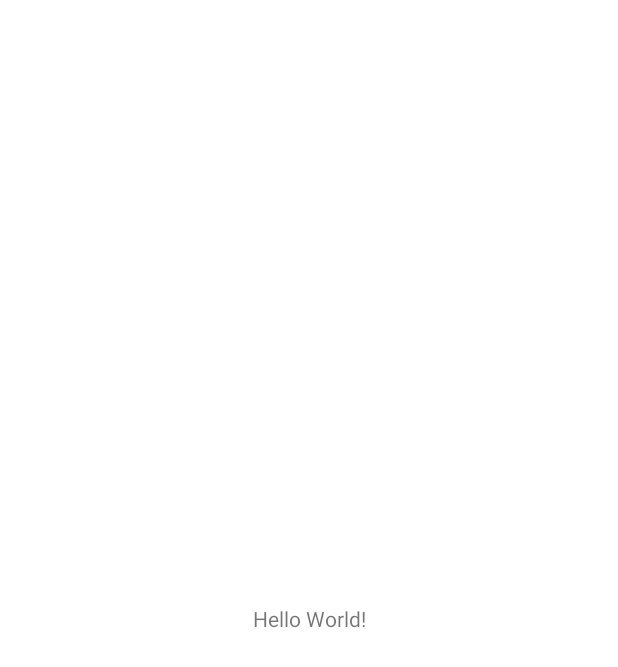
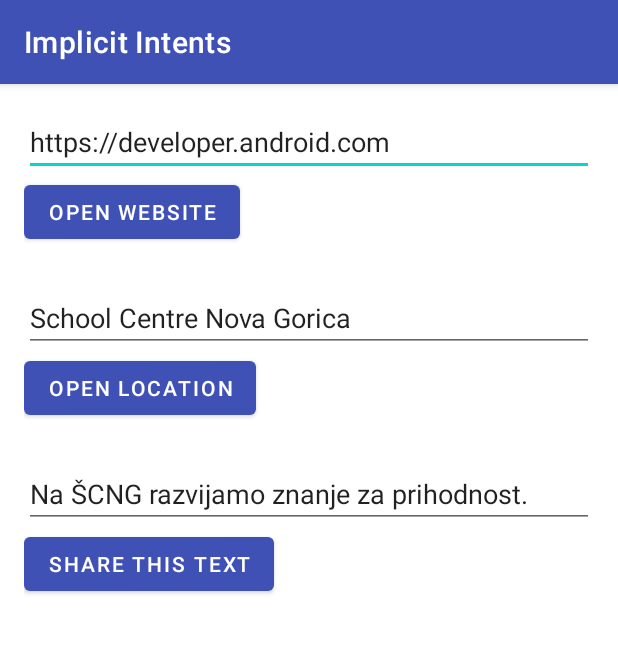
Before and after one commit to paco208/implicitIntents, an Android app: the screen it shows after launch (MainActivity), on a phone screen of 412 x 824 dp. Before the commit the part shown is almost empty. Shown: the top 667 px of the screen. Run offline under Robolectric (Android 15) with nearby library versions, the phone set to English and light mode, and no system bars.

Commit message:
Postavitev z vnosnimi polji, gumbi in praznimi metodami

```diff
--- /dev/null
+++ b/app/src/main/java/com/example/implicitintents/InsetsUtil.java
@@ -0,0 +1,41 @@
+package com.example.implicitintents;
+
+import android.view.View;
+
+import androidx.appcompat.app.AppCompatActivity;
+import androidx.core.graphics.Insets;
+import androidx.core.view.ViewCompat;
+import androidx.core.view.WindowCompat;
+import androidx.core.view.WindowInsetsCompat;
+
+import com.google.android.material.appbar.MaterialToolbar;
+
+/**
+ * Nastavi MaterialToolbar kot naslovno vrstico aktivnosti in doda odmike za
+ * sistemske vrstice (edge-to-edge). Toolbar dobi zgornji odmik za statusno
+ * vrstico, korenski pogled pa levi, desni in spodnji odmik (vključno s
+ * tipkovnico), da vsebina ni pod naslovno ali navigacijsko vrstico.
+ */
+public final class InsetsUtil {
+
+    private InsetsUtil() {
+    }
+
+    public static void setupToolbarAndInsets(AppCompatActivity activity) {
+        View root = activity.findViewById(R.id.main);
+        MaterialToolbar toolbar = activity.findViewById(R.id.toolbar);
+        activity.setSupportActionBar(toolbar);
+
+        // Bele ikone v statusni vrstici na modrem ozadju.
+        WindowCompat.getInsetsController(activity.getWindow(), activity.getWindow().getDecorView())
+                .setAppearanceLightStatusBars(false);
+
+        ViewCompat.setOnApplyWindowInsetsListener(root, (v, insets) -> {
+            Insets bars = insets.getInsets(
+                    WindowInsetsCompat.Type.systemBars() | WindowInsetsCompat.Type.ime());
+            v.setPadding(bars.left, 0, bars.right, bars.bottom);
+            toolbar.setPadding(0, bars.top, 0, 0);
+            return insets;
+        });
+    }
+}
--- a/app/src/main/java/com/example/implicitintents/MainActivity.java
+++ b/app/src/main/java/com/example/implicitintents/MainActivity.java
@@ -1,12 +1,10 @@
 package com.example.implicitintents;
 
 import android.os.Bundle;
+import android.view.View;
 
 import androidx.activity.EdgeToEdge;
 import androidx.appcompat.app.AppCompatActivity;
-import androidx.core.graphics.Insets;
-import androidx.core.view.ViewCompat;
-import androidx.core.view.WindowInsetsCompat;
 
 public class MainActivity extends AppCompatActivity {
 
@@ -15,10 +13,18 @@ public class MainActivity extends AppCompatActivity {
         super.onCreate(savedInstanceState);
         EdgeToEdge.enable(this);
         setContentView(R.layout.activity_main);
-        ViewCompat.setOnApplyWindowInsetsListener(findViewById(R.id.main), (v, insets) -> {
-            Insets systemBars = insets.getInsets(WindowInsetsCompat.Type.systemBars());
-            v.setPadding(systemBars.left, systemBars.top, systemBars.right, systemBars.bottom);
-            return insets;
-        });
+        InsetsUtil.setupToolbarAndInsets(this);
+    }
+
+    /** Gumb Open Website: odpre spletno stran. */
+    public void openWebsite(View view) {
+    }
+
+    /** Gumb Open Location: prikaže lokacijo na zemljevidu. */
+    public void openLocation(View view) {
+    }
+
+    /** Gumb Share This Text: deli besedilo z drugimi aplikacijami. */
+    public void shareText(View view) {
     }
 }
--- a/app/src/main/res/layout/activity_main.xml
+++ b/app/src/main/res/layout/activity_main.xml
@@ -1,19 +1,78 @@
 <?xml version="1.0" encoding="utf-8"?>
-<androidx.constraintlayout.widget.ConstraintLayout xmlns:android="http://schemas.android.com/apk/res/android"
+<LinearLayout xmlns:android="http://schemas.android.com/apk/res/android"
     xmlns:app="http://schemas.android.com/apk/res-auto"
     xmlns:tools="http://schemas.android.com/tools"
     android:id="@+id/main"
     android:layout_width="match_parent"
     android:layout_height="match_parent"
+    android:orientation="vertical"
     tools:context=".MainActivity">
 
-    <TextView
-        android:layout_width="wrap_content"
+    <com.google.android.material.appbar.MaterialToolbar
+        android:id="@+id/toolbar"
+        android:layout_width="match_parent"
         android:layout_height="wrap_content"
-        android:text="Hello World!"
-        app:layout_constraintBottom_toBottomOf="parent"
-        app:layout_constraintEnd_toEndOf="parent"
-        app:layout_constraintStart_toStartOf="parent"
-        app:layout_constraintTop_toTopOf="parent" />
+        android:background="@color/indigo"
+        android:elevation="4dp"
+        android:minHeight="?attr/actionBarSize"
+        app:titleTextColor="@color/white" />
 
-</androidx.constraintlayout.widget.ConstraintLayout>
+    <LinearLayout
+        android:layout_width="match_parent"
+        android:layout_height="wrap_content"
+        android:orientation="vertical"
+        android:padding="16dp">
+
+        <!-- Odpiranje spletne strani -->
+        <EditText
+            android:id="@+id/website_edittext"
+            android:layout_width="match_parent"
+            android:layout_height="wrap_content"
+            android:autofillHints=""
+            android:inputType="textUri"
+            android:text="@string/edittext_uri" />
+
+        <Button
+            android:id="@+id/open_website_button"
+            android:layout_width="wrap_content"
+            android:layout_height="wrap_content"
+            android:layout_marginBottom="24dp"
+            android:onClick="openWebsite"
+            android:text="@string/button_uri" />
+
+        <!-- Prikaz lokacije na zemljevidu -->
+        <EditText
+            android:id="@+id/location_edittext"
+            android:layout_width="match_parent"
+            android:layout_height="wrap_content"
+            android:autofillHints=""
+            android:inputType="text"
+            android:text="@string/edittext_loc" />
+
+        <Button
+            android:id="@+id/open_location_button"
+            android:layout_width="wrap_content"
+            android:layout_height="wrap_content"
+            android:layout_marginBottom="24dp"
+            android:onClick="openLocation"
+            android:text="@string/button_loc" />
+
+        <!-- Deljenje besedila -->
+        <EditText
+            android:id="@+id/share_edittext"
+            android:layout_width="match_parent"
+            android:layout_height="wrap_content"
+            android:autofillHints=""
+            android:inputType="textMultiLine"
+            android:text="@string/edittext_share" />
+
+        <Button
+            android:id="@+id/share_text_button"
+            android:layout_width="wrap_content"
+            android:layout_height="wrap_content"
+            android:onClick="shareText"
+            android:text="@string/button_share" />
+
+    </LinearLayout>
+
+</LinearLayout>
```
